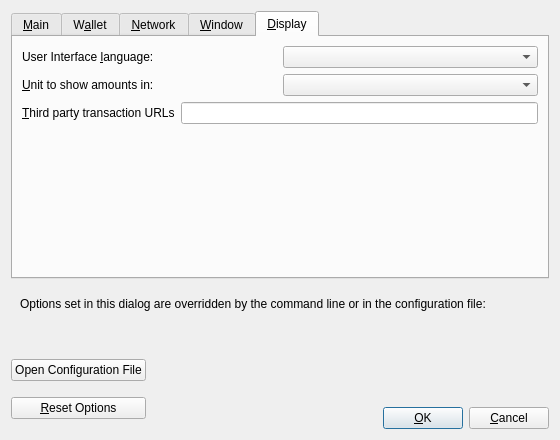
Before: the Qt Designer form src/qt/forms/optionsdialog.ui in beingmsaad/bitcoin_lockstep, drawn with Qt 5.
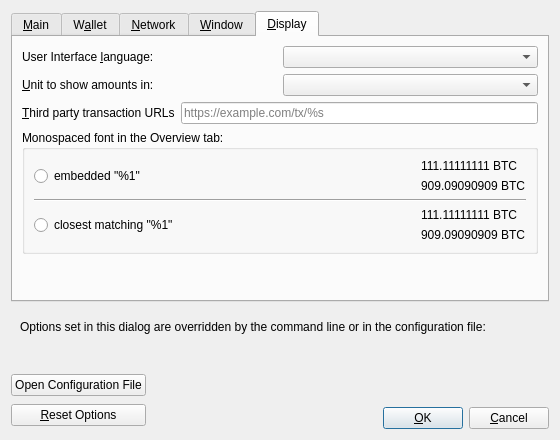
After: the same form once the commit is applied. The open tabs and pages were chosen to show the change. Custom widgets are drawn as their Qt base class.

The edit to the form file:
```diff
--- a/src/qt/forms/optionsdialog.ui
+++ b/src/qt/forms/optionsdialog.ui
@@ -685,10 +685,113 @@
            <property name="toolTip">
             <string>Third party URLs (e.g. a block explorer) that appear in the transactions tab as context menu items. %s in the URL is replaced by transaction hash. Multiple URLs are separated by vertical bar |.</string>
            </property>
+           <property name="placeholderText">
+            <string notr="true">https://example.com/tx/%s</string>
+           </property>
           </widget>
          </item>
         </layout>
        </item>
+       <item>
+        <widget class="QGroupBox" name="font_groupBox">
+         <property name="title">
+          <string>Monospaced font in the Overview tab:</string>
+         </property>
+         <layout class="QVBoxLayout" name="font_verticalLayout">
+          <item>
+           <layout class="QHBoxLayout" name="embeddedFont_horizontalLayout">
+            <item>
+             <widget class="QRadioButton" name="embeddedFont_radioButton">
+              <property name="text">
+               <string>embedded &quot;%1&quot;</string>
+              </property>
+             </widget>
+            </item>
+            <item>
+             <spacer name="embeddedFont_horizontalSpacer">
+              <property name="orientation">
+               <enum>Qt::Horizontal</enum>
+              </property>
+              <property name="sizeHint" stdset="0">
+               <size>
+                <width>40</width>
+                <height>20</height>
+               </size>
+              </property>
+             </spacer>
+            </item>
+            <item>
+             <layout class="QVBoxLayout" name="embeddedFont_verticalLayout">
+              <item>
+               <widget class="QLabel" name="embeddedFont_label_1">
+                <property name="text">
+                 <string notr="true">111.11111111 BTC</string>
+                </property>
+               </widget>
+              </item>
+              <item>
+               <widget class="QLabel" name="embeddedFont_label_9">
+                <property name="text">
+                 <string notr="true">909.09090909 BTC</string>
+                </property>
+               </widget>
+              </item>
+             </layout>
+            </item>
+           </layout>
+          </item>
+          <item>
+           <widget class="Line" name="font_line">
+            <property name="orientation">
+             <enum>Qt::Horizontal</enum>
+            </property>
+           </widget>
+          </item>
+          <item>
+           <layout class="QHBoxLayout" name="systemFont_horizontalLayout">
+            <item>
+             <widget class="QRadioButton" name="systemFont_radioButton">
+              <property name="text">
+               <string>closest matching &quot;%1&quot;</string>
+              </property>
+             </widget>
+            </item>
+            <item>
+             <spacer name="systemFont_horizontalSpacer">
+              <property name="orientation">
+               <enum>Qt::Horizontal</enum>
+              </property>
+              <property name="sizeHint" stdset="0">
+               <size>
+                <width>40</width>
+                <height>20</height>
+               </size>
+              </property>
+             </spacer>
+            </item>
+            <item>
+             <layout class="QVBoxLayout" name="systemFont_verticalLayout">
+              <item>
+               <widget class="QLabel" name="systemFont_label_1">
+                <property name="text">
+                 <string notr="true">111.11111111 BTC</string>
+                </property>
+               </widget>
+              </item>
+              <item>
+               <widget class="QLabel" name="systemFont_label_9">
+                <property name="text">
+                 <string notr="true">909.09090909 BTC</string>
+                </property>
+               </widget>
+              </item>
+             </layout>
+            </item>
+           </layout>
+          </item>
+         </layout>
+        </widget>
+       </item>
        <item>
         <spacer name="verticalSpacer_Display">
          <property name="orientation">
```
Left out of the diff: 91 changed lines with no effect on the pictures.
